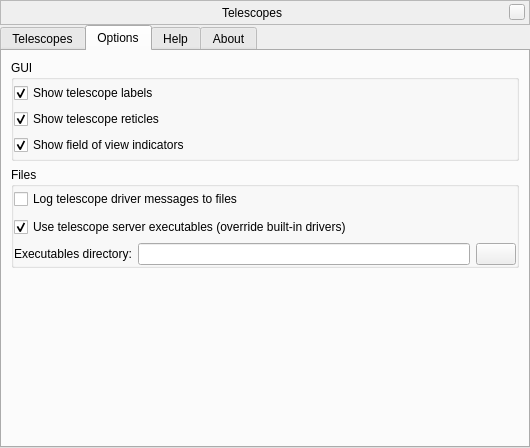
Qt form plugins/TelescopeControl/src/gui/telescopeDialog.ui (519984307/stellarium_src) before a commit.
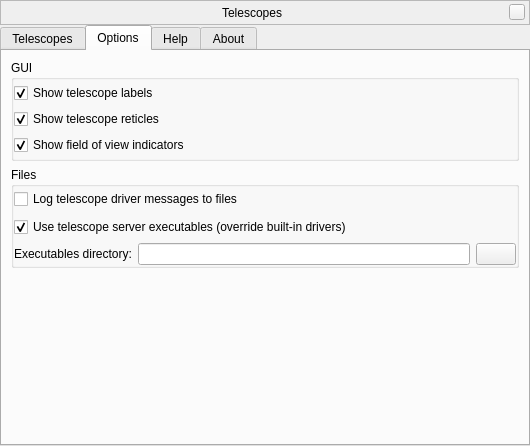
The same form after that commit. The open tabs and pages were chosen to show the change. Icons and pictures are not drawn. Custom widgets are drawn as their Qt base class.

Patch:
```diff
--- a/plugins/TelescopeControl/src/gui/telescopeDialog.ui
+++ b/plugins/TelescopeControl/src/gui/telescopeDialog.ui
@@ -7,7 +7,7 @@
     <x>0</x>
     <y>0</y>
     <width>530</width>
-    <height>448</height>
+    <height>446</height>
    </rect>
   </property>
   <property name="sizePolicy">
```
Left out of the diff: 11 changed lines with no effect on the pictures.
